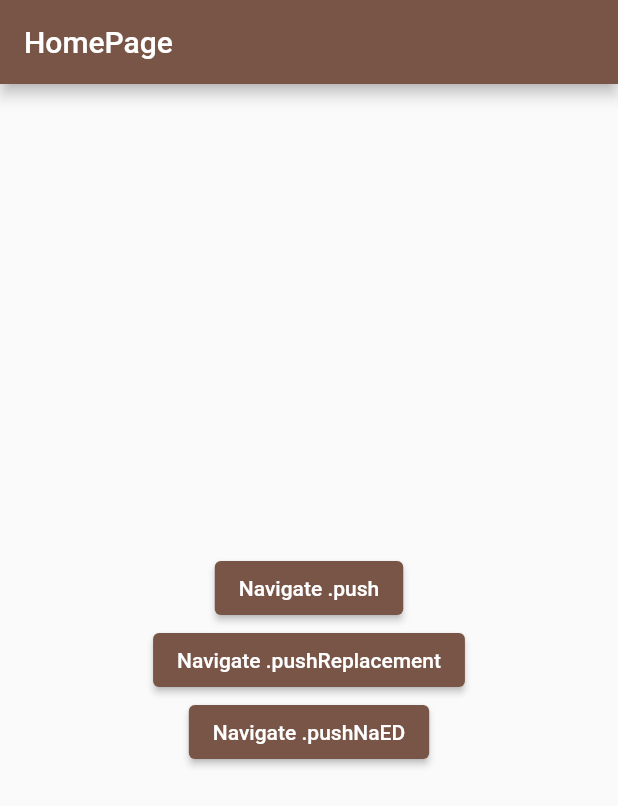
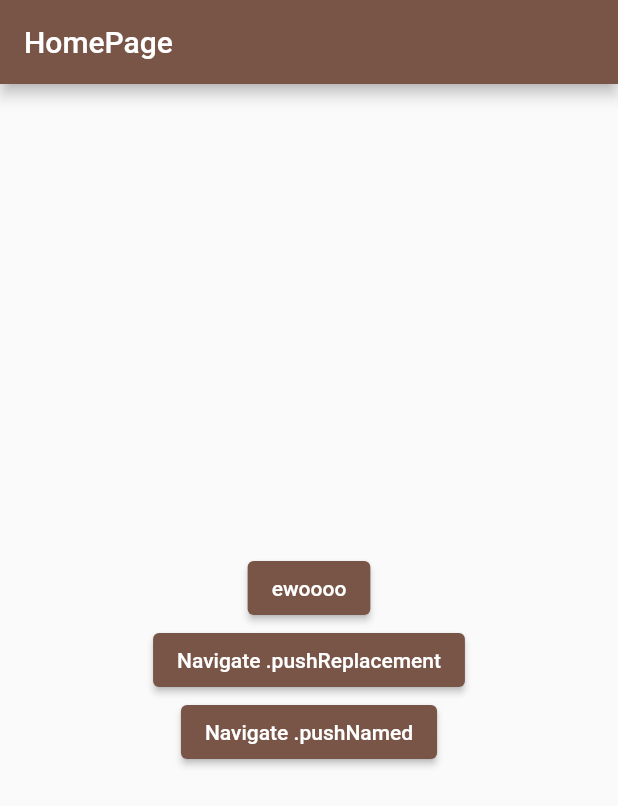
Before and after one commit to Galzysoft/image_Guesser_Game, a Flutter app: the screen it shows after launch, on a phone screen of 412 x 824 dp. Shown: the top 806 px of the screen. Run offline on Flutter 3.47's test engine with Material 2 defaults, Android fonts, the phone set to English and light mode, and no system bars.

Commit message:
last class

```diff
--- a/lib/game.dart
+++ b/lib/game.dart
@@ -31,6 +31,9 @@ class _GameState extends State<Game> {
                         Navigator.pop(context,false);
                       },
                       child: Text("No"))
+                  //    Navigator.popUntil(context, ModalRoute.withName('/login'));
+                  //    Navigator.pushNamedAndRemoveUntil(context, '/calendar', ModalRoute.withName('/'));
+
                 ],
               );
             });
--- a/lib/homePage.dart
+++ b/lib/homePage.dart
@@ -9,23 +9,25 @@ class HomePage extends StatefulWidget {
 }
 
 class _HomePageState extends State<HomePage> {
+  bool canshow=true;
   @override
   Widget build(BuildContext context) {
     return Scaffold(
       appBar: AppBar(title: Text("HomePage")),
       body: Center(
-          child: Column(
+          child:canshow==true? Column(
         mainAxisAlignment: MainAxisAlignment.center,
         children: [
           ElevatedButton(
             onPressed: () {
-              Navigator.push(
-                  context,
-                  MaterialPageRoute(
-                    builder: (context) => Game(),
-                  ));
+              // Navigator.push(context, MaterialPageRoute(builder: (context) => Game(name: "ada",age: "obi"),));
+              // Navigator.push(
+              //     context,
+              //     MaterialPageRoute(
+              //       builder: (context) => Game(name: "ada"),
+              //     ));
             },
-            child: Text("Navigate .push"),
+            child: Text(canshow?"ewoooo":"Navigate .push"),
           ),
           ElevatedButton(
             onPressed: () {
@@ -39,12 +41,16 @@ class _HomePageState extends State<HomePage> {
           ),
           ElevatedButton(
             onPressed: () {
-              Navigator.pushNamed(context, "/game",arguments: ["ben","obi"],);
+              Map <String,dynamic>  passed_values={"name":"obi","age":"15"};
+              Navigator.pushNamed(context, "/game",arguments:passed_values );
+              // Navigator.pushNamed(context, "/game",arguments: ["ben","obi"],);
             },
-            child: Text("Navigate .pushNaED"),
+            child: Text("Navigate .pushNamed"),
           ),
+        //    Navigator.popUntil(context, ModalRoute.withName('/login'));
+        //    Navigator.pushNamedAndRemoveUntil(context, '/calendar', ModalRoute.withName('/'));
         ],
-      )),
+      ):Text("omor e don cast")),
     );
   }
 }
```
